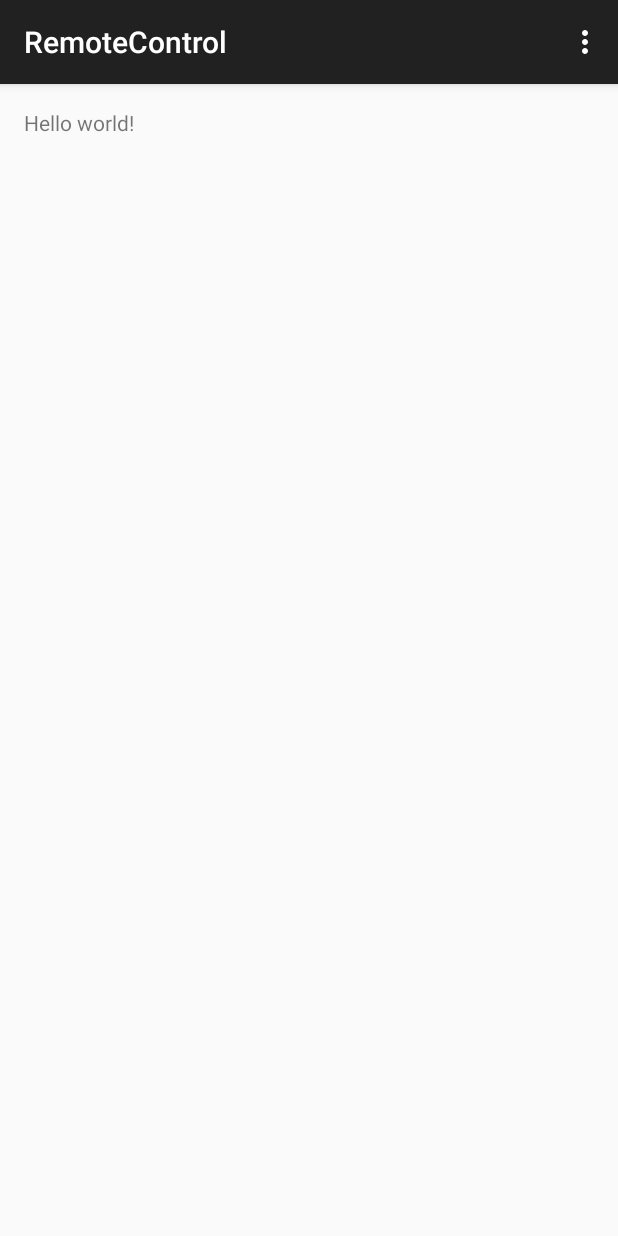
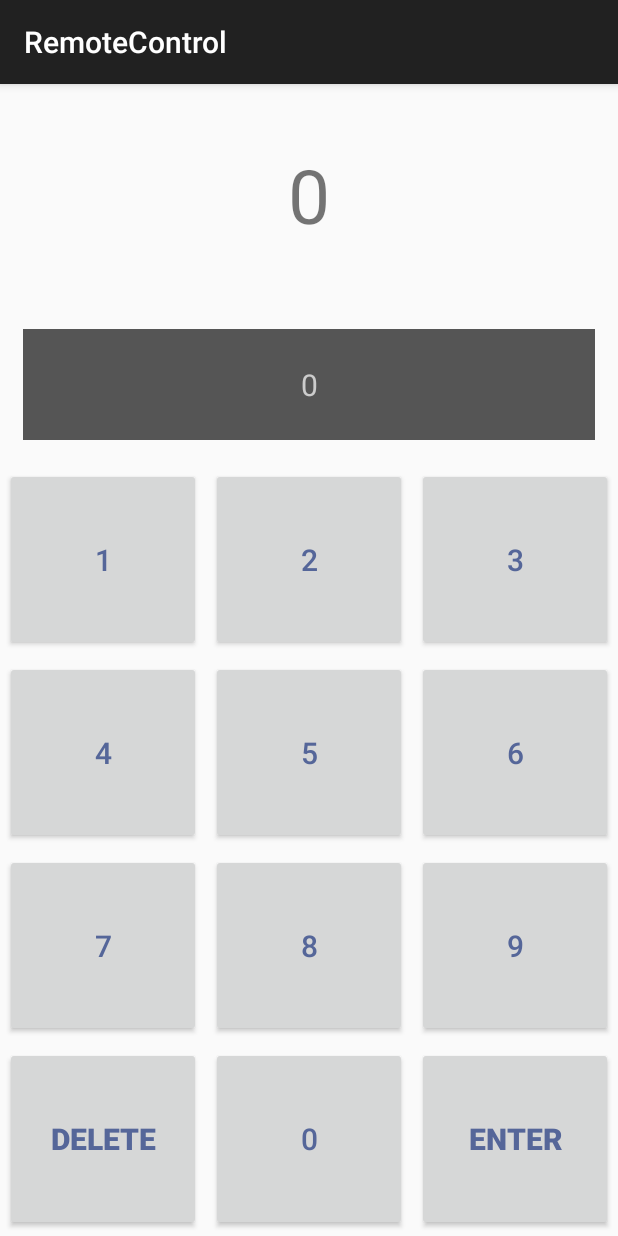
Before and after one commit to Maecenas49/BNR-Projects, an Android app: the screen it shows after launch (RemoteControlActivity), on a phone screen of 412 x 824 dp. Run offline under Robolectric (Android 15) with nearby library versions, the light colour scheme and no system bars.

Commit message:
Created the Remote Control layout (completed Chapter 25)

```diff
--- a/RemoteControl/app/src/main/AndroidManifest.xml
+++ b/RemoteControl/app/src/main/AndroidManifest.xml
@@ -9,7 +9,8 @@
         android:theme="@style/AppTheme" >
         <activity
             android:name=".RemoteControlActivity"
-            android:label="@string/app_name" >
+            android:label="@string/app_name"
+            android:screenOrientation="portrait">
             <intent-filter>
                 <action android:name="android.intent.action.MAIN" />
 
--- a/RemoteControl/app/src/main/java/com/bignerdranch/android/remotecontrol/RemoteControlActivity.java
+++ b/RemoteControl/app/src/main/java/com/bignerdranch/android/remotecontrol/RemoteControlActivity.java
@@ -1,38 +1,24 @@
 package com.bignerdranch.android.remotecontrol;
 
+import android.support.v4.app.Fragment;
 import android.support.v7.app.ActionBarActivity;
 import android.os.Bundle;
 import android.view.Menu;
 import android.view.MenuItem;
+import android.view.Window;
 
 
-public class RemoteControlActivity extends ActionBarActivity {
+public class RemoteControlActivity extends SingleFragmentActivity {
+
+
+    @Override
+    protected Fragment createFragment() {
+        return new RemoteControlFragment();
+    }
 
     @Override
     protected void onCreate(Bundle savedInstanceState) {
+        requestWindowFeature(Window.FEATURE_NO_TITLE);
         super.onCreate(savedInstanceState);
-        setContentView(R.layout.activity_remote_control);
-    }
-
-    @Override
-    public boolean onCreateOptionsMenu(Menu menu) {
-        // Inflate the menu; this adds items to the action bar if it is present.
-        getMenuInflater().inflate(R.menu.menu_remote_control, menu);
-        return true;
-    }
-
-    @Override
-    public boolean onOptionsItemSelected(MenuItem item) {
-        // Handle action bar item clicks here. The action bar will
-        // automatically handle clicks on the Home/Up button, so long
-        // as you specify a parent activity in AndroidManifest.xml.
-        int id = item.getItemId();
-
-        //noinspection SimplifiableIfStatement
-        if (id == R.id.action_settings) {
-            return true;
-        }
-
-        return super.onOptionsItemSelected(item);
     }
 }
--- /dev/null
+++ b/RemoteControl/app/src/main/java/com/bignerdranch/android/remotecontrol/RemoteControlFragment.java
@@ -0,0 +1,87 @@
+package com.bignerdranch.android.remotecontrol;
+
+import android.os.Bundle;
+import android.support.v4.app.Fragment;
+import android.view.LayoutInflater;
+import android.view.View;
+import android.view.ViewGroup;
+import android.widget.Button;
+import android.widget.TableLayout;
+import android.widget.TableRow;
+import android.widget.TextView;
+
+import org.w3c.dom.Text;
+
+/**
+ * Created by Mike on 6/4/2015.
+ */
+public class RemoteControlFragment extends Fragment {
+    private TextView mSelectedTextView;
+    private TextView mWorkingTextView;
+
+    @Override
+    public View onCreateView(LayoutInflater inflater, ViewGroup container, Bundle savedInstanceState) {
+        View v = inflater.inflate(R.layout.fragment_remote_control, container, false);
+
+        mSelectedTextView = (TextView)v
+                .findViewById(R.id.fragment_remote_control_selectedTextView);
+
+        mWorkingTextView = (TextView)v
+                .findViewById(R.id.fragment_remote_control_workingTextView);
+
+        View.OnClickListener numberButtonListener = new View.OnClickListener(){
+            @Override
+            public void onClick(View view) {
+                TextView textView = (TextView)view;
+                String working = mWorkingTextView.getText().toString();
+                String text = textView.getText().toString();
+                if(working.equals("0")){
+                    mWorkingTextView.setText(text);
+                }else{
+                    mWorkingTextView.setText(working + text);
+                }
+            }
+        };
+
+        TableLayout tableLayout = (TableLayout)v
+                .findViewById(R.id.fragment_remote_control_tableLayout);
+        int number = 1;
+        for (int i = 2; i < tableLayout.getChildCount() -1; i++){
+            TableRow row = (TableRow)tableLayout.getChildAt(i);
+            for (int j = 0; j < row.getChildCount(); j++){
+                Button button = (Button)row.getChildAt(j);
+                button.setText("" + number);
+                button.setOnClickListener(numberButtonListener);
+                number++;
+            }
+        }
+        TableRow bottomRow = (TableRow)tableLayout.getChildAt(tableLayout.getChildCount() -1);
+
+        Button deleteButton = (Button)bottomRow.getChildAt(0);
+        deleteButton.setText("Delete");
+        deleteButton.setOnClickListener(new View.OnClickListener() {
+            @Override
+            public void onClick(View view) {
+                mWorkingTextView.setText("0");
+            }
+        });
+
+        Button zeroButton = (Button)bottomRow.getChildAt(1);
+        zeroButton.setText("0");
+        zeroButton.setOnClickListener(numberButtonListener);
+
+        Button enterButton = (Button)bottomRow.getChildAt(2);
+        enterButton.setText("Enter");
+        enterButton.setOnClickListener(new View.OnClickListener() {
+            @Override
+            public void onClick(View view) {
+                CharSequence working = mWorkingTextView.getText();
+                if(working.length() > 0)
+                    mSelectedTextView.setText(working);
+                mWorkingTextView.setText("0");
+            }
+        });
+
+        return v;
+    }
+}
--- /dev/null
+++ b/RemoteControl/app/src/main/res/layout/activity_fragment.xml
@@ -0,0 +1,6 @@
+<?xml version="1.0" encoding="utf-8"?>
+<FrameLayout xmlns:android="http://schemas.android.com/apk/res/android"
+             android:id="@+id/fragmentContainer"
+             android:layout_width="match_parent"
+             android:layout_height="match_parent"
+             />
--- a/RemoteControl/app/src/main/res/layout/activity_remote_control.xml
+++ /dev/null
@@ -1,16 +0,0 @@
-<RelativeLayout xmlns:android="http://schemas.android.com/apk/res/android"
-                xmlns:tools="http://schemas.android.com/tools"
-                android:layout_width="match_parent"
-                android:layout_height="match_parent"
-                android:paddingLeft="@dimen/activity_horizontal_margin"
-                android:paddingRight="@dimen/activity_horizontal_margin"
-                android:paddingTop="@dimen/activity_vertical_margin"
-                android:paddingBottom="@dimen/activity_vertical_margin"
-                tools:context=".RemoteControlActivity">
-
-    <TextView
-        android:text="@string/hello_world"
-        android:layout_width="wrap_content"
-        android:layout_height="wrap_content"/>
-
-</RelativeLayout>
--- /dev/null
+++ b/RemoteControl/app/src/main/res/layout/bottom_row.xml
@@ -0,0 +1,7 @@
+<?xml version="1.0" encoding="utf-8"?>
+<TableRow xmlns:android="http://schemas.android.com/apk/res/android"
+    android:layout_width="match_parent" android:layout_height="match_parent">
+    <Button style="@style/RemoteButton.SpecialButton" />
+    <Button style="@style/RemoteButton" />
+    <Button style="@style/RemoteButton.SpecialButton" />
+</TableRow>
--- /dev/null
+++ b/RemoteControl/app/src/main/res/layout/button_row.xml
@@ -0,0 +1,7 @@
+<?xml version="1.0" encoding="utf-8"?>
+<TableRow xmlns:android="http://schemas.android.com/apk/res/android"
+    android:layout_width="match_parent" android:layout_height="match_parent">
+    <Button style="@style/RemoteButton" />
+    <Button style="@style/RemoteButton" />
+    <Button style="@style/RemoteButton" />
+</TableRow>
--- /dev/null
+++ b/RemoteControl/app/src/main/res/layout/fragment_remote_control.xml
@@ -0,0 +1,39 @@
+<TableLayout xmlns:android="http://schemas.android.com/apk/res/android"
+    xmlns:tools="http://schemas.android.com/tools"
+    tools:ignore="all"
+    android:id="@+id/fragment_remote_control_tableLayout"
+    android:layout_width="match_parent"
+    android:layout_height="match_parent"
+    android:stretchColumns="*">
+    <TextView
+        android:id="@+id/fragment_remote_control_selectedTextView"
+        android:layout_width="match_parent"
+        android:layout_height="0dp"
+        android:layout_weight="2"
+        android:gravity="center"
+        android:text="0"
+        android:textSize="50dp"/>
+    <TextView
+        android:id="@+id/fragment_remote_control_workingTextView"
+        android:layout_width="match_parent"
+        android:layout_height="0dp"
+        android:layout_weight="1"
+        android:layout_margin="15dp"
+        android:background="#555555"
+        android:gravity="center"
+        android:text="0"
+        android:textColor="#cccccc"
+        android:textSize="20dp"/>
+    <include
+        android:layout_weight="1"
+        layout="@layout/button_row"/>
+    <include
+        android:layout_weight="1"
+        layout="@layout/button_row"/>
+    <include
+        android:layout_weight="1"
+        layout="@layout/button_row"/>
+    <include
+        android:layout_weight="1"
+        layout="@layout/bottom_row"/>
+</TableLayout>
--- a/RemoteControl/app/src/main/res/values/styles.xml
+++ b/RemoteControl/app/src/main/res/values/styles.xml
@@ -2,7 +2,18 @@
 
     <!-- Base application theme. -->
     <style name="AppTheme" parent="Theme.AppCompat.Light.DarkActionBar">
-        <!-- Customize your theme here. -->
+    </style>
+
+    <style name="RemoteButton">
+        <item name="android:layout_width">0dp</item>
+        <item name="android:layout_height">match_parent</item>
+        <item name="android:textColor">#556699</item>
+        <item name="android:textSize">20dp</item>
+        <item name="android:layout_margin">3dp</item>
+    </style>
+
+    <style name="RemoteButton.SpecialButton">
+        <item name="android:textStyle">bold</item>
     </style>
 
 </resources>
```
Also changed, not shown: 1 other file.
